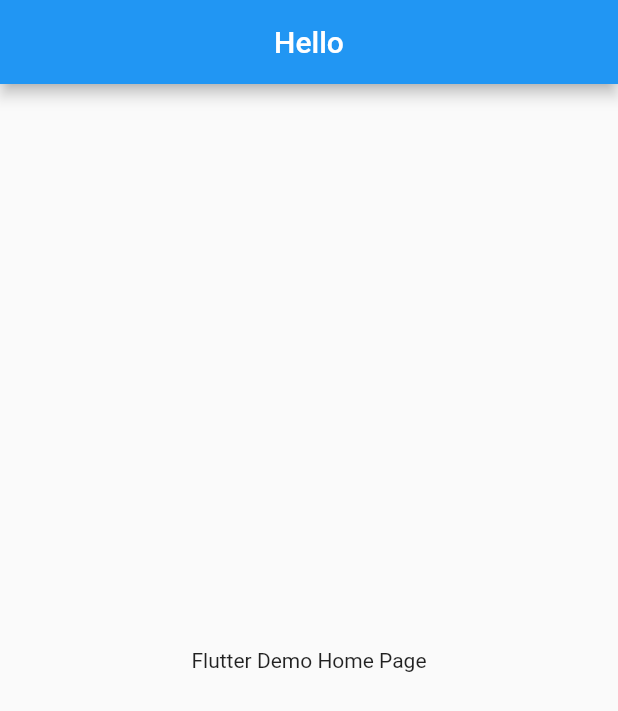
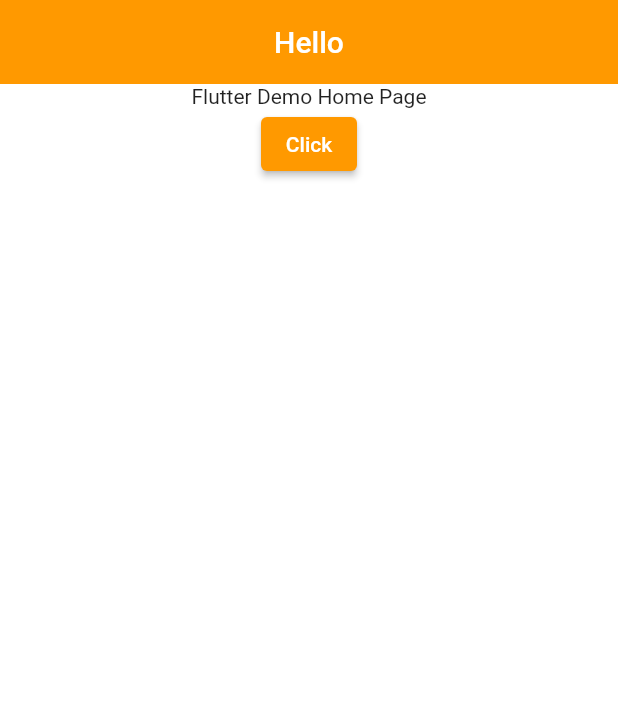
Before and after one commit to BernardoModerno/amazon-clone, a Flutter app: the screen it shows after launch, on a phone screen of 412 x 824 dp. Shown: the top 711 px of the screen. Run offline on Flutter 3.47's test engine with Material 2 defaults, Android fonts, the phone set to English and light mode, and no system bars.

```diff
--- a/amazon_clone_tutorial/lib/main.dart
+++ b/amazon_clone_tutorial/lib/main.dart
@@ -1,3 +1,4 @@
+import 'package:amazon_clone_tutorial/constants/global_variables.dart';
 import 'package:flutter/material.dart';
 
 void main() {
@@ -12,16 +13,32 @@ class MyApp extends StatelessWidget {
     return MaterialApp(
       title: 'Amazon Clone',
       theme: ThemeData(
-        primarySwatch: Colors.blue,
+        scaffoldBackgroundColor: GlobalVariables.backgroundColor,
+        colorScheme: const ColorScheme.light(
+          primary: GlobalVariables.secondaryColor,
+        ),
+        appBarTheme: const AppBarTheme(
+            elevation: 0,
+            iconTheme: IconThemeData(
+              color: Colors.black,
+            )),
       ),
       home: Scaffold(
         appBar: AppBar(
           title: Center(child: const Text('Hello')),
         ),
-        body: const Center(
-          child: Text(
-            'Flutter Demo Home Page',
-          ),
+        body: Column(
+          children: [
+            const Center(
+              child: Text(
+                'Flutter Demo Home Page',
+              ),
+            ),
+            ElevatedButton(
+              onPressed: () {},
+              child: Text('Click'),
+            ),
+          ],
         ),
       ),
     );
```
